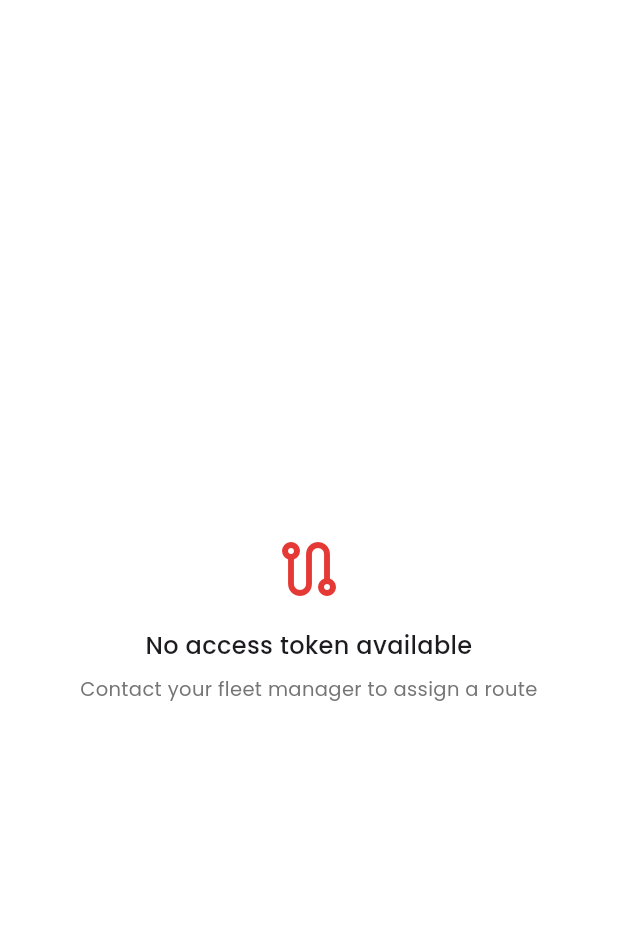
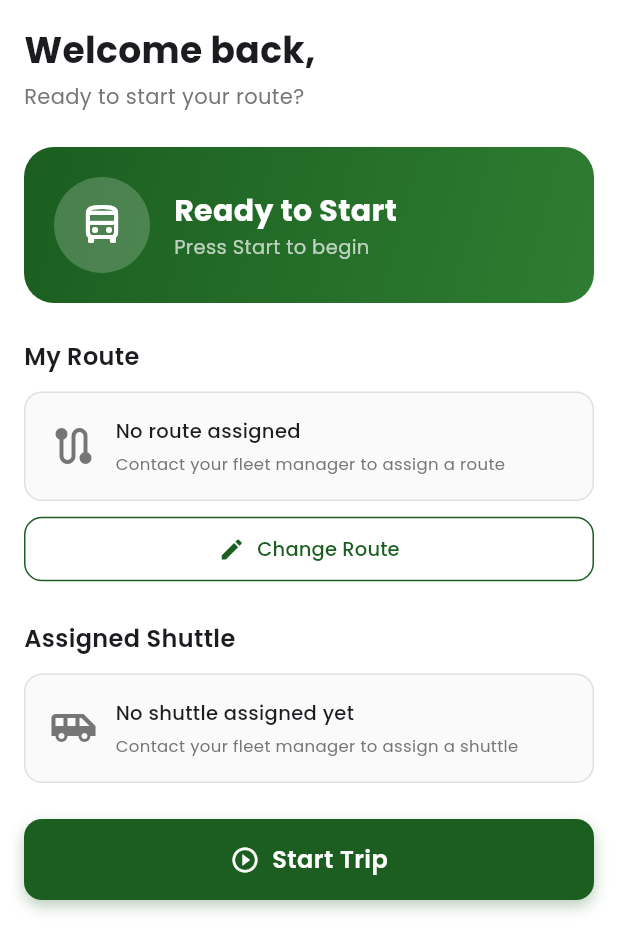
Before and after one commit to Mbafor/Campride, a Flutter app: the StartTripScreen widget shown alone on an empty page, opened directly, on a phone screen of 412 x 824 dp. Shown: the top 952 px of the screen. Run offline on Flutter 3.47's test engine with Material 3 defaults, Android fonts, the phone set to English and light mode, and no system bars; our stand-ins replace flutter_secure_storage, go_router, google_fonts, google_sign_in, shared_preferences; missing offline and left inert: dart:html, google_sign_in_web; accounts and stored records are empty.

Commit message:
Fix driver dashboard to show full home screen even without route assignment
- Remove early return when no route assigned - now shows full screen
- My Route section: displays real route card OR empty state message
- Route Stops section: only renders if route is assigned
- Assigned Shuttle section: always displays with real data or empty state
- Clean up unused _errorMessage field
- Refactor _loadDriverData() to handle route/shuttle/stops loading properly

Dashboard now shows all sections:
- Welcome message
- Trip status card
- My Route (with change button)
- Assigned Shuttle (real data or "not assigned" message)
- Route Stops (only if route exists)
- Start Trip button

Co-Authored-By: Claude Haiku 4.5 <noreply@anthropic.com>

```diff
--- a/Frontend/campride/lib/screens/driver/start_trip/start_trip_screen.dart
+++ b/Frontend/campride/lib/screens/driver/start_trip/start_trip_screen.dart
@@ -23,7 +23,6 @@ class _StartTripScreenState extends State<StartTripScreen>
   DriverRoute? _currentRoute;
   List<Stop> _stops = [];
   ShuttleInfo? _assignedShuttle;
-  String? _errorMessage;
 
   @override
   void initState() {
@@ -38,10 +37,7 @@ class _StartTripScreenState extends State<StartTripScreen>
   Future<void> _loadDriverData() async {
     final auth = context.read<AuthenticationProvider>();
     if (auth.accessToken == null) {
-      setState(() {
-        _loadingRoute = false;
-        _errorMessage = 'No access token available';
-      });
+      setState(() => _loadingRoute = false);
       return;
     }
 
@@ -50,34 +46,28 @@ class _StartTripScreenState extends State<StartTripScreen>
       accessToken: auth.accessToken!,
     );
 
-    // Load shuttle (in parallel)
+    // Load shuttle
     final shuttleResult = await _shuttleService.getDriverShuttle(
       accessToken: auth.accessToken!,
     );
 
+    // Load stops if route exists
+    List<Stop> stops = [];
     if (routeResult.success && routeResult.data != null) {
-      final route = routeResult.data!;
       final stopsResult = await _shuttleService.getRouteStops(
         accessToken: auth.accessToken!,
-        routeId: route.id,
+        routeId: routeResult.data!.id,
       );
+      stops = stopsResult.data ?? [];
+    }
 
     if (mounted) {
       setState(() {
-          _currentRoute = route;
-          _stops = stopsResult.data ?? [];
+        _currentRoute = routeResult.data;
+        _stops = stops;
         _assignedShuttle = shuttleResult.data;
         _loadingRoute = false;
-          _errorMessage = null;
       });
-      }
-    } else {
-      if (mounted) {
-        setState(() {
-          _loadingRoute = false;
-          _errorMessage = routeResult.message ?? 'No route assigned';
-        });
-      }
     }
   }
 
@@ -116,32 +106,6 @@ class _StartTripScreenState extends State<StartTripScreen>
       );
     }
 
-    if (_errorMessage != null || _currentRoute == null) {
-      return Center(
-        child: Padding(
-          padding: const EdgeInsets.all(24),
-          child: Column(
-            mainAxisAlignment: MainAxisAlignment.center,
-            children: [
-              Icon(Icons.route_outlined, size: 48, color: AppColors.error),
-              const SizedBox(height: 16),
-              Text(
-                _errorMessage ?? 'No route assigned',
-                style: GoogleFonts.poppins(fontSize: 16, fontWeight: FontWeight.w500),
-                textAlign: TextAlign.center,
-              ),
-              const SizedBox(height: 8),
-              Text(
-                'Contact your fleet manager to assign a route',
-                style: GoogleFonts.poppins(fontSize: 13, color: AppColors.textSecondaryLight),
-                textAlign: TextAlign.center,
-              ),
-            ],
-          ),
-        ),
-      );
-    }
-
     return SingleChildScrollView(
       padding: const EdgeInsets.all(16),
       child: Column(
@@ -176,7 +140,39 @@ class _StartTripScreenState extends State<StartTripScreen>
             style: GoogleFonts.poppins(fontSize: 16, fontWeight: FontWeight.w600),
           ),
           const SizedBox(height: 12),
-          _RouteCard(route: _currentRoute!),
+          if (_currentRoute != null)
+            _RouteCard(route: _currentRoute!)
+          else
+            Container(
+              padding: const EdgeInsets.all(16),
+              decoration: BoxDecoration(
+                border: Border.all(color: AppColors.dividerLight),
+                borderRadius: BorderRadius.circular(12),
+                color: Colors.grey[50],
+              ),
+              child: Row(
+                children: [
+                  Icon(Icons.route, color: AppColors.textSecondaryLight, size: 32),
+                  const SizedBox(width: 12),
+                  Expanded(
+                    child: Column(
+                      crossAxisAlignment: CrossAxisAlignment.start,
+                      children: [
+                        Text(
+                          'No route assigned',
+                          style: GoogleFonts.poppins(fontSize: 13, fontWeight: FontWeight.w500),
+                        ),
+                        const SizedBox(height: 4),
+                        Text(
+                          'Contact your fleet manager to assign a route',
+                          style: GoogleFonts.poppins(fontSize: 11, color: AppColors.textSecondaryLight),
+                        ),
+                      ],
+                    ),
+                  ),
+                ],
+              ),
+            ),
           const SizedBox(height: 8),
           SizedBox(
             width: double.infinity,
@@ -244,7 +240,8 @@ class _StartTripScreenState extends State<StartTripScreen>
             ),
           const SizedBox(height: 24),
 
-          // Route stops timeline
+          // Route stops timeline (only show if route assigned)
+          if (_currentRoute != null) ...[
             Text(
               'Route Stops',
               style: GoogleFonts.poppins(fontSize: 16, fontWeight: FontWeight.w600),
@@ -252,6 +249,7 @@ class _StartTripScreenState extends State<StartTripScreen>
             const SizedBox(height: 12),
             _StopsTimeline(stops: _stops),
             const SizedBox(height: 32),
+          ],
 
           // Start/End trip button
           CustomButton(
```
Lines whose indentation alone changed are shown as unchanged.
